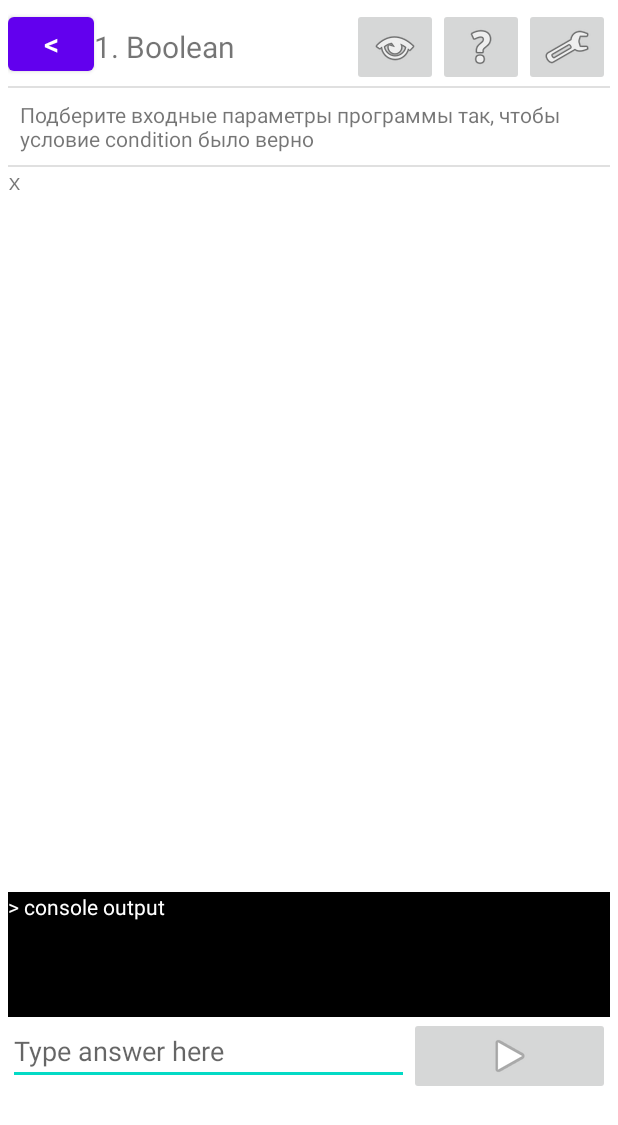
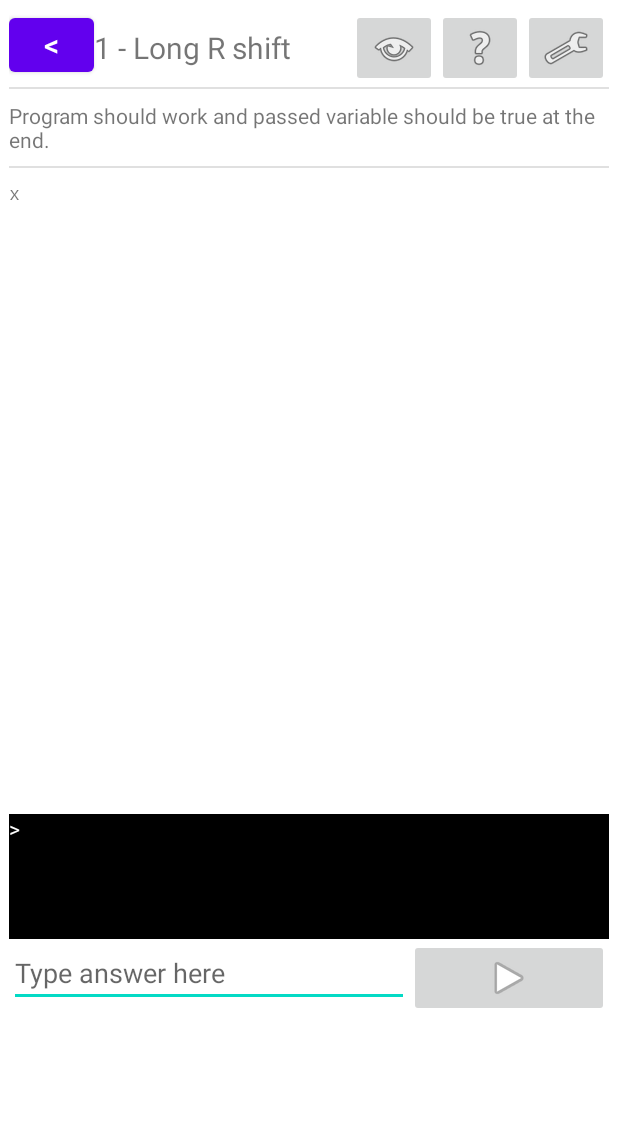
Before and after one commit to hipravin/javapuzzlesandroid, an Android app: the screen it shows after launch (MainActivity), on a phone screen of 412 x 824 dp. Shown: the top 1125 px of the screen. Run offline under Robolectric (Android 15) with nearby library versions, the phone set to English and light mode, and no system bars.

Commit message:
run puzzle basically done

```diff
--- a/app/src/main/java/hipravin/javapuzzles/MainActivity.java
+++ b/app/src/main/java/hipravin/javapuzzles/MainActivity.java
@@ -22,7 +22,7 @@ public class MainActivity extends AppCompatActivity {
         setContentView(R.layout.activity_main);
 
         Fragment puzzleListFragment = PuzzleListFragment.newInstance("", "");
-        Fragment puzzleFragment = PuzzleFragment.newInstance("", "");
+        Fragment puzzleFragment = PuzzleFragment.newInstance("1");
 
 
         getSupportFragmentManager().beginTransaction()
--- a/app/src/main/java/hipravin/javapuzzles/PuzzleFragment.java
+++ b/app/src/main/java/hipravin/javapuzzles/PuzzleFragment.java
@@ -3,6 +3,7 @@ package hipravin.javapuzzles;
 import android.content.res.Resources;
 import android.os.Bundle;
 import android.text.Spanned;
+import android.widget.ImageButton;
 import android.widget.TextView;
 import androidx.annotation.NonNull;
 import androidx.annotation.Nullable;
@@ -12,6 +13,10 @@ import android.view.LayoutInflater;
 import android.view.View;
 import android.view.ViewGroup;
 import hipravin.javapuzzles.markup.CodeMarkupUtil;
+import hipravin.javapuzzles.puzzles.PuzzleInput;
+import hipravin.javapuzzles.puzzles.PuzzleInvocationResult;
+import hipravin.javapuzzles.puzzles.PuzzleTask;
+import hipravin.javapuzzles.puzzles.PuzzleTaskRepository;
 
 import java.io.BufferedReader;
 import java.io.ByteArrayOutputStream;
@@ -19,6 +24,7 @@ import java.io.IOException;
 import java.io.InputStream;
 import java.nio.charset.StandardCharsets;
 import java.util.Scanner;
+import java.util.stream.Collectors;
 
 /**
  * A simple {@link Fragment} subclass.
@@ -30,15 +36,16 @@ public class PuzzleFragment extends Fragment {
     private static final String ARG_PUZZLE_ID = "puzzle_id";
 
     private String puzzleId;
+    PuzzleTask puzzleTask = null;
 
     public PuzzleFragment() {
         // Required empty public constructor
     }
 
-    public static PuzzleFragment newInstance(String param1, String param2) {
+    public static PuzzleFragment newInstance(String puzzleId) {
         PuzzleFragment fragment = new PuzzleFragment();
         Bundle args = new Bundle();
-        args.putString(ARG_PUZZLE_ID, param1);
+        args.putString(ARG_PUZZLE_ID, puzzleId);
         fragment.setArguments(args);
         return fragment;
     }
@@ -48,6 +55,7 @@ public class PuzzleFragment extends Fragment {
         super.onCreate(savedInstanceState);
         if (getArguments() != null) {
             puzzleId = getArguments().getString(ARG_PUZZLE_ID);
+            puzzleTask = new PuzzleTaskRepository().getForId(Integer.parseInt(puzzleId));
         }
     }
 
@@ -64,13 +72,17 @@ public class PuzzleFragment extends Fragment {
     public void onViewCreated(View view, Bundle savedInstanceState) {
         super.onViewCreated(view, savedInstanceState);
 
-        loadCode(view, savedInstanceState);
+        if(puzzleTask != null) {
+            loadCode(view, savedInstanceState);
+            setPuzzleViewText(view);
+            assignOnRunButton(view);
+        }
 
 
     }
 
     private void loadCode(View view, Bundle savedInstanceState) {
-        try (InputStream is = getResources().openRawResource(R.raw.puzzlecode1);
+        try (InputStream is = getResources().openRawResource(puzzleTask.codeRawId());
              Scanner scanner = new Scanner(is, StandardCharsets.UTF_8.name())) {
             String text = scanner.useDelimiter("\\A").next();
 
@@ -86,4 +98,28 @@ public class PuzzleFragment extends Fragment {
 //            throw new RuntimeException(e);
         }
     }
+
+    private void setPuzzleViewText(View view) {
+        TextView title = view.findViewById(R.id.puzzleTitle);
+        title.setText(getResources().getString(puzzleTask.titleStringId()));
+        TextView header = view.findViewById(R.id.puzzleHeader);
+        header.setText(getResources().getString(puzzleTask.headerStringId()));
+    }
+
+    private void assignOnRunButton(View view) {
+        ImageButton runButton = view.findViewById(R.id.runPuzzleButton);
+        TextView consoleTextView = view.findViewById(R.id.puzzleConsoleTextView);
+        TextView consoleInput = view.findViewById(R.id.puzzleTextInput1);
+
+        runButton.setOnClickListener(v -> {
+            PuzzleInput puzzleInput = new PuzzleInput(consoleInput.getText().toString());
+            PuzzleInvocationResult puzzleInvocationResult = puzzleTask.run(puzzleInput);
+
+            consoleTextView.setText("");
+            String consoleOut = puzzleInvocationResult.getOutput().stream()
+                    .map(line -> ">" + line + System.getProperty("line.separator"))
+                    .collect(Collectors.joining());
+            consoleTextView.setText(consoleOut);
+        });
+    }
 }
--- a/app/src/main/java/hipravin/javapuzzles/markup/CodeMarkupUtil.java
+++ b/app/src/main/java/hipravin/javapuzzles/markup/CodeMarkupUtil.java
@@ -19,9 +19,12 @@ public abstract class CodeMarkupUtil {
     private static final String STRING_LITERAL_COLOR = "#FFF0F0";
 
     static {
+//        replacers.put("<", "&lt;");
+//        replacers.put(">", "&gt;");
+//        replacers.put("&", "&amp;");
         replacers.put("\r\n", "<br/>");
         replacers.put("\n", "<br/>");
-        replacers.put("\t", "&nbsp;");
+        replacers.put("\t", "&nbsp;&nbsp;&nbsp;&nbsp;");
         replacers.put("  ", "&nbsp;&nbsp;");
 
         //keywords
@@ -50,6 +53,11 @@ public abstract class CodeMarkupUtil {
     public static String plainToHtml(String plain) {
         String result = plain;
 
+        //whitespaces and escape-chars
+        for (Map.Entry<String, String> replacement : replacers.entrySet()) {
+            result = result.replaceAll(replacement.getKey(), replacement.getValue());
+        }
+
         //double-quoted string
         result = result.replaceAll("(\".*?\")", "<span style=\"background-color: "+ STRING_LITERAL_COLOR +"\">$1</span>");
 
@@ -62,10 +70,7 @@ public abstract class CodeMarkupUtil {
         //start uppercase words
         result = result.replaceAll("([\\W&&[^#]])(\\p{Upper}\\w+)", "$1<strong><span style=\"color: "+ UPPERCASE_WORD_COLOR +"\">$2</span></strong>");
 
-        //whitespaces
-        for (Map.Entry<String, String> replacement : replacers.entrySet()) {
-            result = result.replaceAll(replacement.getKey(), replacement.getValue());
-        }
+
         //keywords
         Set<String> wordsFound = findWords(plain);
         for (String word : wordsFound) {
--- a/app/src/main/java/hipravin/javapuzzles/puzzles/PuzzleTask.java
+++ b/app/src/main/java/hipravin/javapuzzles/puzzles/PuzzleTask.java
@@ -2,6 +2,7 @@ package hipravin.javapuzzles.puzzles;
 
 public interface PuzzleTask {
 
+    int titleStringId();
     int headerStringId();
     int codeRawId();
     int promptStringId();
--- a/app/src/main/java/hipravin/javapuzzles/puzzles/PuzzleTaskAbstract.java
+++ b/app/src/main/java/hipravin/javapuzzles/puzzles/PuzzleTaskAbstract.java
@@ -4,16 +4,23 @@ import java.util.ArrayList;
 import java.util.List;
 
 public abstract class PuzzleTaskAbstract implements PuzzleTask {
+    private int titleStringId;
     private int headerStringId;
     private int codeRawId;
     private int prompStringId;
     private int solutionRawId;
 
-    public PuzzleTaskAbstract(int headerStringId, int codeRawId, int prompStringId, int solutionRawId) {
+    public PuzzleTaskAbstract(int titleStringId, int headerStringId, int codeRawId, int prompStringId, int solutionRawId) {
+        this.titleStringId = titleStringId;
         this.headerStringId = headerStringId;
         this.codeRawId = codeRawId;
         this.prompStringId = prompStringId;
         this.solutionRawId = solutionRawId;
+    }
+
+    @Override
+    public int titleStringId() {
+        return titleStringId;
     }
 
     @Override
@@ -42,9 +49,16 @@ public abstract class PuzzleTaskAbstract implements PuzzleTask {
     public PuzzleInvocationResult run(PuzzleInput puzzleInput) {
         List<String> output = new ArrayList<>();
         try {
-            return runInternal(puzzleInput, output);
+            PuzzleInvocationResult pir = runInternal(puzzleInput, output);
+            if(pir.passed) {
+                output.add("passed");
+            } else {
+                output.add("failed");
+            }
+            return pir;
         } catch (RuntimeException e) {
             output.add(e.toString());
+            output.add("failed");
             return new PuzzleInvocationResult(false, output);
         }
     }
--- /dev/null
+++ b/app/src/main/java/hipravin/javapuzzles/puzzles/PuzzleTaskRepository.java
@@ -0,0 +1,17 @@
+package hipravin.javapuzzles.puzzles;
+
+import hipravin.javapuzzles.puzzles.impl.Puzzle1LongShift;
+
+public class PuzzleTaskRepository {
+
+
+    public PuzzleTask getForId(int puzzleNum) {
+        switch (puzzleNum) {
+            case 1:
+                return new Puzzle1LongShift();
+            default:
+                throw new RuntimeException("Puzzle not found:" + puzzleNum);
+        }
+    }
+
+}
--- /dev/null
+++ b/app/src/main/java/hipravin/javapuzzles/puzzles/impl/Puzzle1LongShift.java
@@ -0,0 +1,28 @@
+package hipravin.javapuzzles.puzzles.impl;
+
+import hipravin.javapuzzles.R;
+import hipravin.javapuzzles.puzzles.PuzzleInput;
+import hipravin.javapuzzles.puzzles.PuzzleInvocationResult;
+import hipravin.javapuzzles.puzzles.PuzzleTaskAbstract;
+
+import java.util.List;
+
+public class Puzzle1LongShift extends PuzzleTaskAbstract {
+    public Puzzle1LongShift() {
+        super(R.string.puzzle1title, R.string.commonTaskDescription,
+                R.raw.puzzlecode1, 0, 0);
+    }
+
+    @Override
+    protected PuzzleInvocationResult runInternal(PuzzleInput puzzleInput, List<String> outputAccumulator) {
+        long l = Long.parseLong(puzzleInput.getInput());
+        long l2 = l >> 63;
+
+        outputAccumulator.add(("l bin: " + Long.toBinaryString(l)));
+        outputAccumulator.add(("l2 bin: " + Long.toBinaryString(l2)));
+
+        boolean passed = l2 != 0;
+
+        return new PuzzleInvocationResult(passed, outputAccumulator);
+    }
+}
--- a/app/src/main/res/layout/activity_main.xml
+++ b/app/src/main/res/layout/activity_main.xml
@@ -5,7 +5,7 @@
         xmlns:app="http://schemas.android.com/apk/res-auto"
         android:layout_width="match_parent"
         android:layout_height="match_parent"
-        android:padding="5dp"
+        android:padding="6dp"
         tools:context=".MainActivity">
     <FrameLayout
             android:id="@+id/flFragment"
--- a/app/src/main/res/layout/fragment_puzzle.xml
+++ b/app/src/main/res/layout/fragment_puzzle.xml
@@ -23,12 +23,14 @@
                     android:layout_weight="1"/>
 
 
-            <TextView android:layout_width="0dp"
+            <TextView
+                      android:id="@+id/puzzleTitle"
+                      android:layout_width="0dp"
                       android:layout_height="match_parent"
                       android:layout_weight="3"
                       android:gravity="center_vertical|start"
                       android:textSize="20sp"
-                      android:text="1. Boolean"
+                      android:text="1."
                       android:layout_gravity="start"/>
             <ImageButton
                     android:src="@android:drawable/ic_menu_view"
@@ -53,10 +55,15 @@
 
         </LinearLayout>
         <View style="@style/Divider"/>
-        <LinearLayout android:layout_width="match_parent" android:layout_height="wrap_content">
-            <TextView android:layout_width="0dp" android:layout_height="wrap_content"
+        <LinearLayout
+                android:layout_width="match_parent"
+                android:layout_height="wrap_content">
+            <TextView
+                    android:id="@+id/puzzleHeader"
+                    android:layout_width="0dp" android:layout_height="wrap_content"
                       android:layout_weight="4"
-                      android:padding="8dp"
+                      android:paddingTop="@dimen/divider_padding"
+                      android:paddingBottom="@dimen/divider_padding"
                       android:text="Подберите входные параметры программы так, чтобы условие condition было верно"
                       android:layout_gravity="start"/>
 
@@ -66,7 +73,9 @@
 
         <TextView
                 android:id="@+id/puzzleCodeTextView"
-                android:text="TextView"
+                android:paddingTop="@dimen/divider_padding"
+                android:text="Code"
+                android:textSize="12sp"
                 android:fontFamily="monospace"
                 android:layout_width="match_parent"
                 android:layout_height="wrap_content"
@@ -75,7 +84,7 @@
         />
         <TextView
                 android:id="@+id/puzzleConsoleTextView"
-                android:text="> console output"
+                android:text=">"
                 android:textColor="@color/white"
                 android:background="@color/black"
                 android:layout_width="match_parent"
--- a/app/src/main/res/values-night/themes.xml
+++ b/app/src/main/res/values-night/themes.xml
@@ -1,6 +1,6 @@
 <resources xmlns:tools="http://schemas.android.com/tools">
     <!-- Base application theme. -->
-    <style name="Theme.JavaPuzzles" parent="Theme.MaterialComponents.DayNight.DarkActionBar">
+    <style name="Theme.JavaPuzzles" parent="Theme.MaterialComponents.DayNight.NoActionBar">
         <!-- Primary brand color. -->
         <item name="colorPrimary">@color/purple_200</item>
         <item name="colorPrimaryVariant">@color/purple_700</item>
--- /dev/null
+++ b/app/src/main/res/values/dimens.xml
@@ -0,0 +1,3 @@
+<resources>
+    <dimen name="divider_padding">8dp</dimen>
+</resources>
--- a/app/src/main/res/values/strings.xml
+++ b/app/src/main/res/values/strings.xml
@@ -1,5 +1,9 @@
 <resources>
     <string name="app_name">Java Puzzles</string>
     <string name="runCodeButton">Run</string>
+    <string name="commonTaskDescription">Program should work and "passed" variable should be true at the end.</string>
+
+    <string name="puzzle1title">1 - Long R shift</string>
+    <string name="puzzle1prompt">Operations &gt;&gt; and &gt;&gt;&gt; have different semantics.</string>
 
 </resources>
```
Also changed, not shown: 2 other files.
